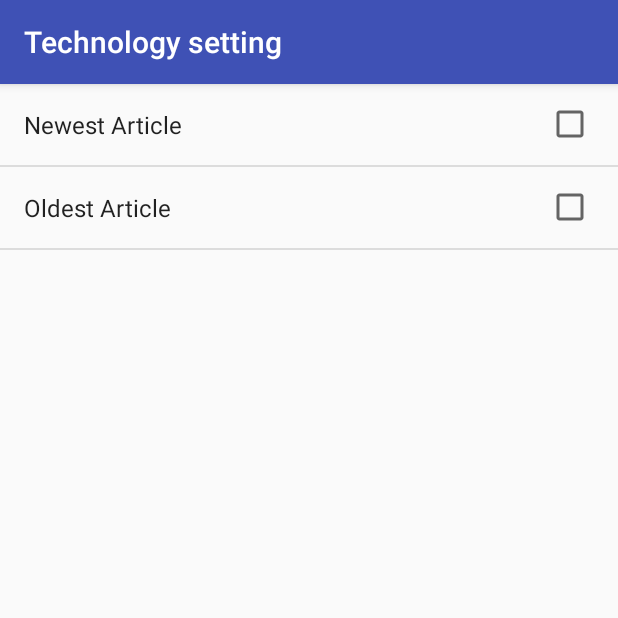
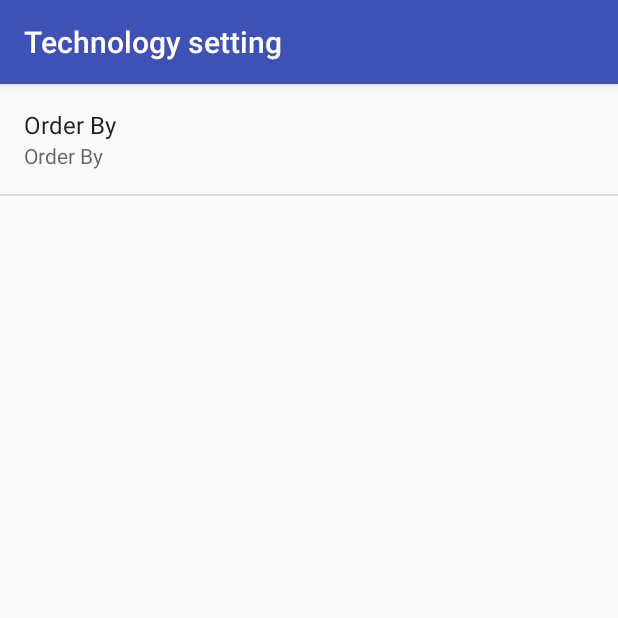
Before and after one commit to Codeerick/NewsAppProject2, an Android app: the screen it shows after launch (SettingsActivity), after a tap on "FALSE", on a phone screen of 412 x 824 dp, the top half of it. Run offline under Robolectric (Android 15) with nearby library versions, the phone set to English and light mode, and no system bars.

Commit message:
Changed the res files and the values files also the java files

```diff
--- a/app/src/main/java/com/example/android/newsproject/MainActivity.java
+++ b/app/src/main/java/com/example/android/newsproject/MainActivity.java
@@ -28,7 +28,7 @@ public class MainActivity extends AppCompatActivity implements LoaderCallbacks<L
      private  static final String Log_Tag = MainActivity.class.getName();
      // news data
      private static final String USGS_REQUEST_URL
-             ="https://content.guardianapis.com/search?section=technology&show-tags=contributor&page-size=15&q=technology&api-key=54f3f3ab-48c6-4ac3-886a-e4bb5f26254b";
+             ="https://content.guardianapis.com/technology?show-tags=contributor&page-size=15&api-key=54f3f3ab-48c6-4ac3-886a-e4bb5f26254b";
     // the static value
      private static final int TECHNOLOGY_LOADER_ID = 1;
 
@@ -116,9 +116,9 @@ public class MainActivity extends AppCompatActivity implements LoaderCallbacks<L
         SharedPreferences sharedPrefs = PreferenceManager.getDefaultSharedPreferences(this);
 
         // getString retrieves a String value from the preferences. The second parameter is the default value for this preference.
-        String aArticle= sharedPrefs.getString(
-                getString(R.string.settings_newest_article_key),
-                getString(R.string.settings_oldest_article_key));
+        String orderBy= sharedPrefs.getString(
+                getString(R.string.settings_order_by_key),
+                getString(R.string.settings_order_by_default));
 
         // parse breaks apart the URI string that's passed into its parameter
         Uri baseUri = Uri.parse(USGS_REQUEST_URL);
@@ -128,8 +128,7 @@ public class MainActivity extends AppCompatActivity implements LoaderCallbacks<L
 
         // Append query parameter and its value. For example, the `format=geojson`
         uriBuilder.appendQueryParameter("q", "tech");
-        uriBuilder.appendQueryParameter("from-date", "fromDate");
-        uriBuilder.appendQueryParameter("article", aArticle);
+        uriBuilder.appendQueryParameter("api-key", "54f3f3ab-48c6-4ac3-886a-e4bb5f26254b");
         uriBuilder.appendQueryParameter("order-by", "orderBy");
         uriBuilder.appendQueryParameter("show-tags", "contributer");
 
--- a/app/src/main/java/com/example/android/newsproject/SettingsActivity.java
+++ b/app/src/main/java/com/example/android/newsproject/SettingsActivity.java
@@ -23,8 +23,9 @@ public static class TechnologyPreferenceFragment extends PreferenceFragment impl
     public void onCreate(Bundle savedInstanceState) {
         super.onCreate(savedInstanceState);
         addPreferencesFromResource(R.xml.settings_main);
-        Preference newArticle = findPreference(getString(R.string.settings_newest_article_key));
-        bindPreferenceSummaryToValue(newArticle);
+
+        Preference orderBy = findPreference(getString(R.string.settings_order_by_key));
+        bindPreferenceSummaryToValue(orderBy);
     }
 
     @Override
--- a/app/src/main/res/layout/settings_activity.xml
+++ b/app/src/main/res/layout/settings_activity.xml
@@ -1,7 +1,7 @@
 <?xml version="1.0" encoding="utf-8"?>
-<fragment android:layout_width="match_parent"
+<fragment xmlns:android="http://schemas.android.com/apk/res/android"
+    xmlns:tools="http://schemas.android.com/tools"
     android:name="com.example.android.newsproject.SettingsActivity$TechnologyPreferenceFragment"
-    android:layout_height="match_parent"
-    xmlns:android="http://schemas.android.com/apk/res/android"
-    xmlns:tools="http://schemas.android.com/tools" >
-</fragment>
+    android:layout_width="match_parent"
+    android:layout_height="match_parent" >
+    </fragment>
--- a/app/src/main/res/values/arrays.xml
+++ b/app/src/main/res/values/arrays.xml
@@ -1,4 +1,16 @@
 <?xml version="1.0" encoding="utf-8"?>
 <resources>
+    <string-array name="settings_order_by_labels">
+        <!-- oldest array date label preference -->
+        <item>@string/settings_order_by_label</item>
+        <!-- most recent array date label preference -->
+        <item>@string/settings_order_by_newest_article_label</item>
+    </string-array>
 
+    <string-array name="settings_order_by_values">
+        <!--  oldest array date value preference  -->
+        <item>@string/settings_order_by_oldest_article_value</item>
+        <!-- most recent array date value preference -->
+        <item>@string/settings_order_by_newest_article_value</item>
+    </string-array>
 </resources>
--- a/app/src/main/res/values/strings.xml
+++ b/app/src/main/res/values/strings.xml
@@ -7,12 +7,18 @@
 
     <string name="settings_title">Technology Settings</string>
 
-    <!-- Strings For Minimum Magnitude Preference [CHAR LIMIT=30] -->
-    <string name="settings_newest_article_label">Newest Article</string>
-    <string name="settings_newest_article_key" translatable="false">new_article</string>
-    <string name="settings_newest_article_default" translatable="false">6</string>
+    <!-- Strings Order by Preference [CHAR LIMIT=30] -->
+    <string name="settings_order_by_label">Order By</string>
+    <string name="settings_order_by_key" translatable="false">order_by</string>
+    <string name="settings_order_by_default" translatable="false">@string/settings_order_by_oldest_article_value</string>
 
-    // Strings for oldest  preference
-    <string name="settings_oldest_article_label">Oldest Article</string>
-    <string name="settings_oldest_article_key" translatable="false">oldest article</string>
+     // newest option
+    <string name="settings_order_by_oldest_article_label">Oldest Article</string>
+    <string name="settings_order_by_oldest_article_value">oldest</string>
+
+    // oldest option
+    <string name="settings_order_by_newest_article_label">Newest Article Label</string>
+    <string name="settings_order_by_newest_article_value" translatable="false">newest</string>
+
+
 </resources>
--- a/app/src/main/res/xml/settings_main.xml
+++ b/app/src/main/res/xml/settings_main.xml
@@ -5,16 +5,11 @@
     android:layout_width="match_parent"
     android:layout_height="match_parent">
 
-    <CheckBoxPreference
-        android:defaultValue="@string/settings_newest_article_default"
-        android:inputType="numberDecimal"
-        android:key="@string/settings_newest_article_key"
-        android:selectAllOnFocus="true"
-        android:title="@string/settings_newest_article_label" />
-
-    <CheckBoxPreference
-        android:title="@string/settings_oldest_article_label"
-        android:key="@string/settings_newest_article_key"
-        android:selectAllOnFocus="true"/>
+   <ListPreference
+   android:defaultValue="@string/settings_order_by_oldest_article_value"
+       android:entries="@array/settings_order_by_labels"
+       android:entryValues="@array/settings_order_by_values"
+       android:key="@string/settings_order_by_key"
+       android:title="@string/settings_order_by_label"/>
 
 </PreferenceScreen>
```
